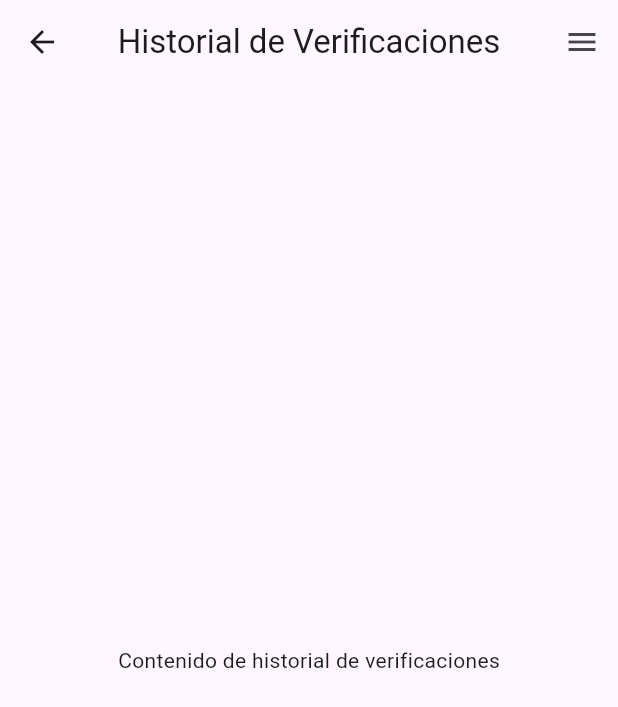
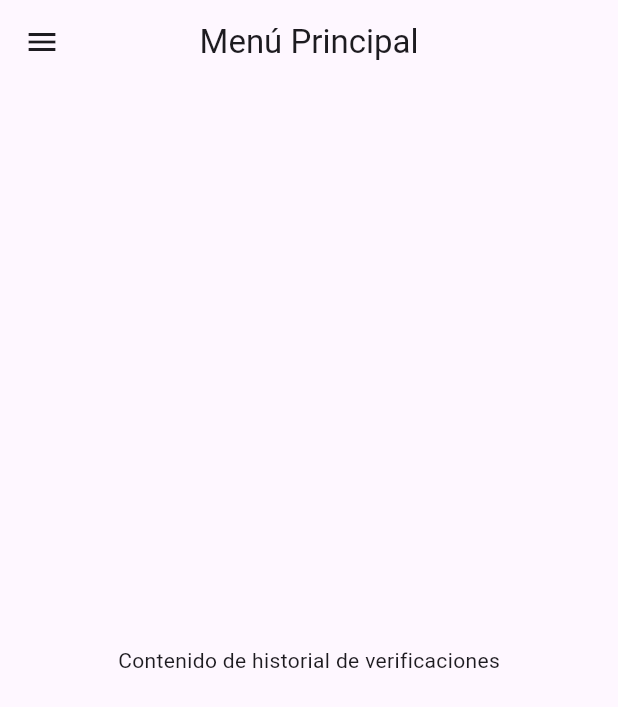
Before and after one commit to Josuesilva1/proyecto_DocuCheck, a Flutter app: the HistorialVerificaciones screen opened by its route, on a phone screen of 412 x 824 dp. Shown: the top 707 px of the screen. Run offline on Flutter 3.47's test engine with Material 3 defaults, Android fonts, the phone set to English and light mode, and no system bars; our stand-ins replace image_picker; missing offline and left inert: google_mlkit_text_recognition.

Commit message:
adicion de menu
se agrega el menu drawer a todo el proyecto

```diff
--- /dev/null
+++ b/lib/helpers/drawer.dart
@@ -0,0 +1,53 @@
+import 'package:flutter/material.dart';
+import '../routes/appRoutes.dart';
+
+Drawer buildDrawer(BuildContext context) {
+  return Drawer(
+    child: ListView(
+      //padding: EdgeInsets.zero,
+      children: [
+        const DrawerHeader(
+          decoration: BoxDecoration(
+            color: Color.fromARGB(255, 89, 90, 88),
+          ),
+          child: Text(
+            'Menú',
+            style: TextStyle(
+              color: Colors.white,
+              fontSize: 24,
+              fontWeight: FontWeight.bold,
+            ),
+          ),
+        ),
+        ListTile(
+          leading: const Icon(Icons.home),
+          title: const Text('Inicio'),
+          onTap: () {
+            Navigator.pushNamed(context, AppRoutes.menuPrincipal);
+          },
+        ),
+        ListTile(
+          leading: const Icon(Icons.camera),
+          title: const Text('Captura de Imagen'),
+          onTap: () {
+            Navigator.pushNamed(context, AppRoutes.capturaImage);
+          },
+        ),
+        ListTile(
+          leading: const Icon(Icons.history),
+          title: const Text('Historial'),
+          onTap: () {
+            Navigator.pushNamed(context, AppRoutes.historialVerificaciones);
+          },
+        ),
+        ListTile(
+          leading: const Icon(Icons.report),
+          title: const Text('Reportes'),
+          onTap: () {
+            Navigator.pushNamed(context, AppRoutes.reportesPage);
+          },
+        ),
+      ],
+    ),
+  );
+}
--- a/lib/helpers/menuItems.dart
+++ b/lib/helpers/menuItems.dart
@@ -46,29 +46,3 @@ int getCrossAxisCount(BuildContext context) {
   final width = MediaQuery.of(context).size.width;
   return width < 500 ? 1 : 2;
 }
-
-class AppBarService {
-  static AppBar buildAppBar({
-    required String title,
-    bool hamburger = false,
-    BuildContext? context,
-  }) {
-    return AppBar(
-      title: Text(title),
-      centerTitle: true,
-      actions: [
-        if (hamburger)
-          IconButton(
-            icon: Icon(Icons.menu),
-            onPressed: () {
-              if (context != null) {
-                ScaffoldMessenger.of(context).showSnackBar(
-                  SnackBar(content: Text('Menú pendiente de implementar')),
-                );
-              }
-            },
-          ),
-      ],
-    );
-  }
-}
--- a/lib/pages/historial_verificaciones.dart
+++ b/lib/pages/historial_verificaciones.dart
@@ -1,5 +1,5 @@
 import 'package:flutter/material.dart';
-import '../helpers/menuItems.dart';
+import '../helpers/drawer.dart';
 
 class HistorialVerificaciones extends StatefulWidget {
   const HistorialVerificaciones({super.key});
@@ -12,11 +12,11 @@ class _HistorialVerificacionesState extends State<HistorialVerificaciones> {
   @override
   Widget build(BuildContext context) {
     return Scaffold(
-      appBar: AppBarService.buildAppBar(
-        title: 'Historial de Verificaciones',
-        hamburger: true,
-        context: context,
+      appBar: AppBar(
+        title: Text('Menú Principal'),
+        centerTitle: true,
       ),
+      drawer: buildDrawer(context),
       body: Center(child: Text('Contenido de historial de verificaciones')),
     );
   }
--- a/lib/pages/menuPrincipal.dart
+++ b/lib/pages/menuPrincipal.dart
@@ -1,4 +1,5 @@
 import 'package:flutter/material.dart';
+import '../helpers/drawer.dart';
 import '../helpers/menuItems.dart';
 import '../routes/appRoutes.dart';
 
@@ -9,9 +10,10 @@ class MenuPrincipal extends StatelessWidget {
   Widget build(BuildContext context) {
     return Scaffold(
       appBar: AppBar(
-        title: Text('Validador de Documentos'),
+        title: Text('Menú Principal'),
         centerTitle: true,
       ),
+      drawer: buildDrawer(context),
       body: GridView.count(
         crossAxisCount: getCrossAxisCount(context),
         childAspectRatio: getCrossAxisCount(context) == 1 ? 1.55 : 1,
```
Also changed, not shown: lib/pages/capturaPage.dart (+5 -5 lines), lib/pages/reportes.dart (+5 -5 lines).
